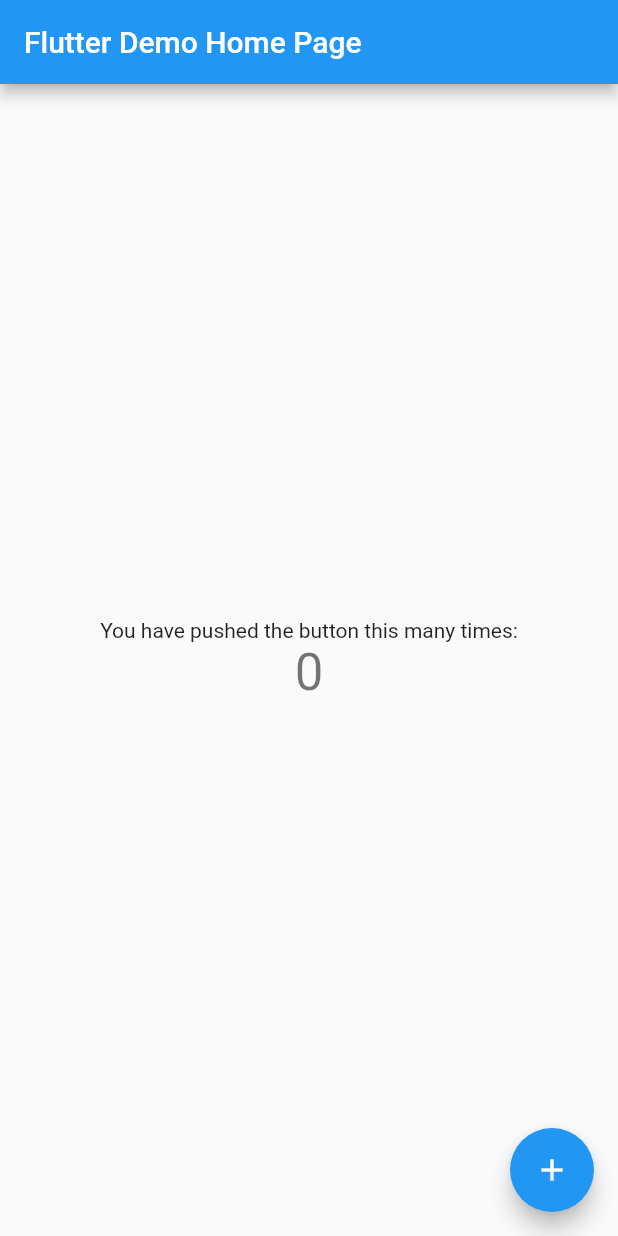
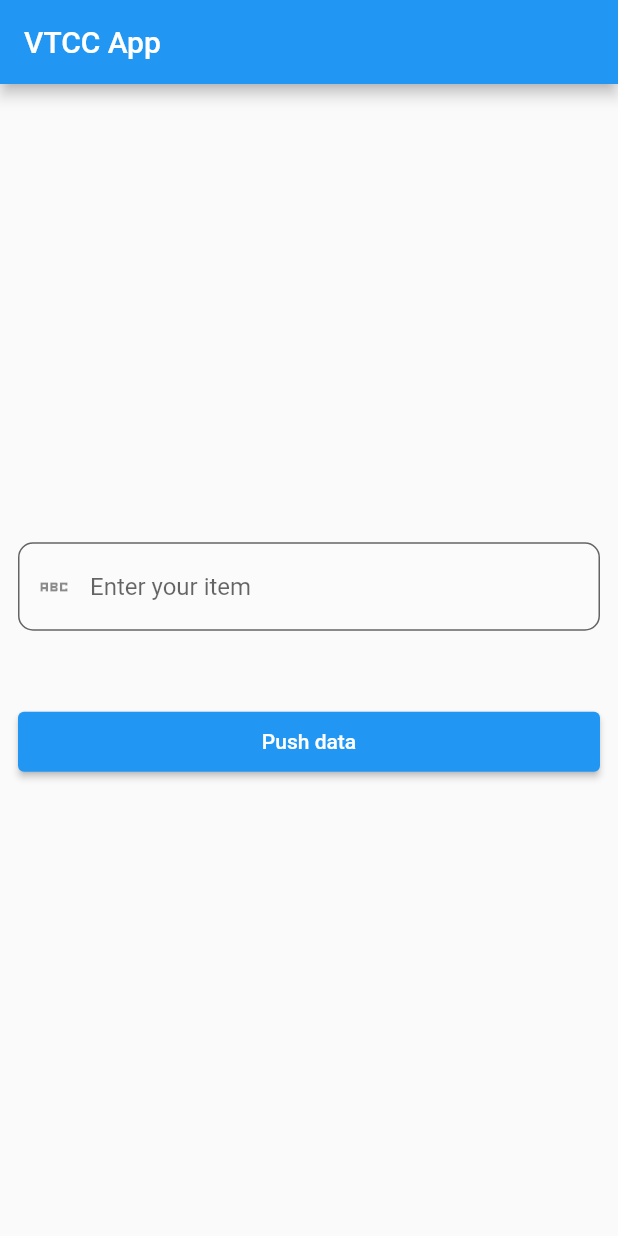
Before and after one commit to tsuna614/VTCC-App, a Flutter app: the screen it shows after launch, on a phone screen of 412 x 824 dp. Run offline on Flutter 3.47's test engine with Material 2 defaults, Android fonts, the light colour scheme and no system bars.

Commit message:
init flutter frontend

```diff
--- a/frontend/vtcc_app/lib/main.dart
+++ b/frontend/vtcc_app/lib/main.dart
@@ -1,4 +1,5 @@
 import 'package:flutter/material.dart';
+import 'package:vtcc_app/src/screens/home_screen.dart';
 
 void main() {
   runApp(const MyApp());
@@ -24,92 +25,7 @@
         // is not restarted.
         primarySwatch: Colors.blue,
       ),
-      home: const MyHomePage(title: 'Flutter Demo Home Page'),
+      home: const HomeScreen(),
     );
   }
 }
-
-class MyHomePage extends StatefulWidget {
-  const MyHomePage({super.key, required this.title});
-
-  // This widget is the home page of your application. It is stateful, meaning
-  // that it has a State object (defined below) that contains fields that affect
-  // how it looks.
-
-  // This class is the configuration for the state. It holds the values (in this
-  // case the title) provided by the parent (in this case the App widget) and
-  // used by the build method of the State. Fields in a Widget subclass are
-  // always marked "final".
-
-  final String title;
-
-  @override
-  State<MyHomePage> createState() => _MyHomePageState();
-}
-
-class _MyHomePageState extends State<MyHomePage> {
-  int _counter = 0;
-
-  void _incrementCounter() {
-    setState(() {
-      // This call to setState tells the Flutter framework that something has
-      // changed in this State, which causes it to rerun the build method below
-      // so that the display can reflect the updated values. If we changed
-      // _counter without calling setState(), then the build method would not be
-      // called again, and so nothing would appear to happen.
-      _counter++;
-    });
-  }
-
-  @override
-  Widget build(BuildContext context) {
-    // This method is rerun every time setState is called, for instance as done
-    // by the _incrementCounter method above.
-    //
-    // The Flutter framework has been optimized to make rerunning build methods
-    // fast, so that you can just rebuild anything that needs updating rather
-    // than having to individually change instances of widgets.
-    return Scaffold(
-      appBar: AppBar(
-        // Here we take the value from the MyHomePage object that was created by
-        // the App.build method, and use it to set our appbar title.
-        title: Text(widget.title),
-      ),
-      body: Center(
-        // Center is a layout widget. It takes a single child and positions it
-        // in the middle of the parent.
-        child: Column(
-          // Column is also a layout widget. It takes a list of children and
-          // arranges them vertically. By default, it sizes itself to fit its
-          // children horizontally, and tries to be as tall as its parent.
-          //
-          // Invoke "debug painting" (press "p" in the console, choose the
-          // "Toggle Debug Paint" action from the Flutter Inspector in Android
-          // Studio, or the "Toggle Debug Paint" command in Visual Studio Code)
-          // to see the wireframe for each widget.
-          //
-          // Column has various properties to control how it sizes itself and
-          // how it positions its children. Here we use mainAxisAlignment to
-          // center the children vertically; the main axis here is the vertical
-          // axis because Columns are vertical (the cross axis would be
-          // horizontal).
-          mainAxisAlignment: MainAxisAlignment.center,
-          children: <Widget>[
-            const Text(
-              'You have pushed the button this many times:',
-            ),
-            Text(
-              '$_counter',
-              style: Theme.of(context).textTheme.headlineMedium,
-            ),
-          ],
-        ),
-      ),
-      floatingActionButton: FloatingActionButton(
-        onPressed: _incrementCounter,
-        tooltip: 'Increment',
-        child: const Icon(Icons.add),
-      ), // This trailing comma makes auto-formatting nicer for build methods.
-    );
-  }
-}
--- /dev/null
+++ b/frontend/vtcc_app/lib/src/screens/home_screen.dart
@@ -0,0 +1,20 @@
+import 'package:flutter/material.dart';
+import 'package:flutter/src/widgets/framework.dart';
+import 'package:flutter/src/widgets/placeholder.dart';
+import 'package:vtcc_app/src/screens/test.dart';
+
+class HomeScreen extends StatelessWidget {
+  const HomeScreen({super.key});
+
+  @override
+  Widget build(BuildContext context) {
+    return Scaffold(
+      appBar: AppBar(
+        title: const Text('VTCC App'),
+      ),
+      body: const Center(
+        child: TestPage(),
+      ),
+    );
+  }
+}
--- /dev/null
+++ b/frontend/vtcc_app/lib/src/screens/test.dart
@@ -0,0 +1,77 @@
+import 'package:flutter/material.dart';
+import 'package:flutter/src/widgets/framework.dart';
+import 'package:flutter/src/widgets/placeholder.dart';
+
+class TestPage extends StatefulWidget {
+  const TestPage({super.key});
+
+  @override
+  State<TestPage> createState() => _TestPageState();
+}
+
+class _TestPageState extends State<TestPage> {
+  final _myForm = GlobalKey<FormState>();
+
+  final _textField1 = TextEditingController();
+
+  void handlePushData() {
+    print(_textField1.text);
+  }
+
+  @override
+  void dispose() {
+    // TODO: implement dispose
+    super.dispose();
+    _textField1.dispose();
+  }
+
+  @override
+  Widget build(BuildContext context) {
+    return Padding(
+      padding: const EdgeInsets.all(12.0),
+      child: Form(
+        key: _myForm,
+        child: Column(
+          mainAxisAlignment: MainAxisAlignment.center,
+          children: [
+            TextFormField(
+              controller: _textField1,
+              decoration: InputDecoration(
+                border:
+                    OutlineInputBorder(borderRadius: BorderRadius.circular(10)),
+                filled: true,
+                fillColor: Colors.white.withOpacity(0.1),
+                prefixIcon: const Icon(
+                  Icons.abc_sharp,
+                ),
+                hintText: 'Enter your item',
+              ),
+              keyboardType: TextInputType.emailAddress,
+              autocorrect: false,
+              textCapitalization: TextCapitalization.none,
+              validator: (value) {
+                if (value == null || value.trim().isEmpty) {
+                  return 'Please enter your first name';
+                }
+                return null;
+              },
+              // onSaved: (newValue) => _enteredEmail = newValue!,
+            ),
+            const SizedBox(
+              height: 50,
+            ),
+            ElevatedButton(
+              onPressed: () {
+                handlePushData();
+              },
+              style: ElevatedButton.styleFrom(
+                minimumSize: const Size.fromHeight(40),
+              ),
+              child: const Text('Push data'),
+            )
+          ],
+        ),
+      ),
+    );
+  }
+}
```
Also changed, not shown: 1 other file.
